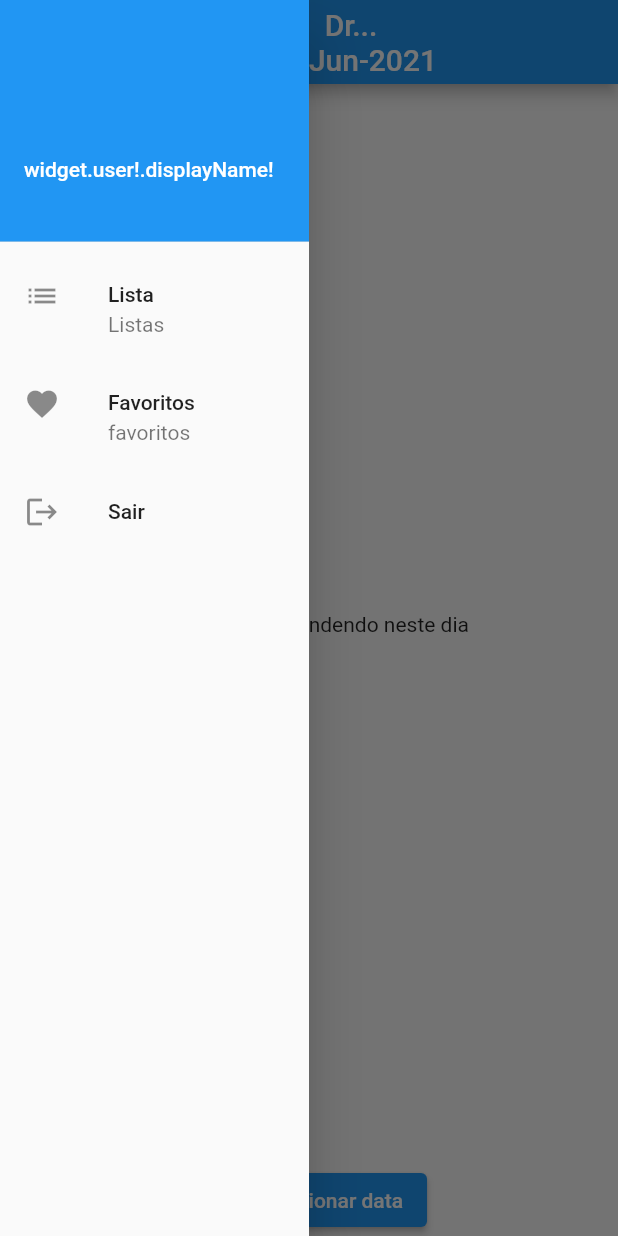
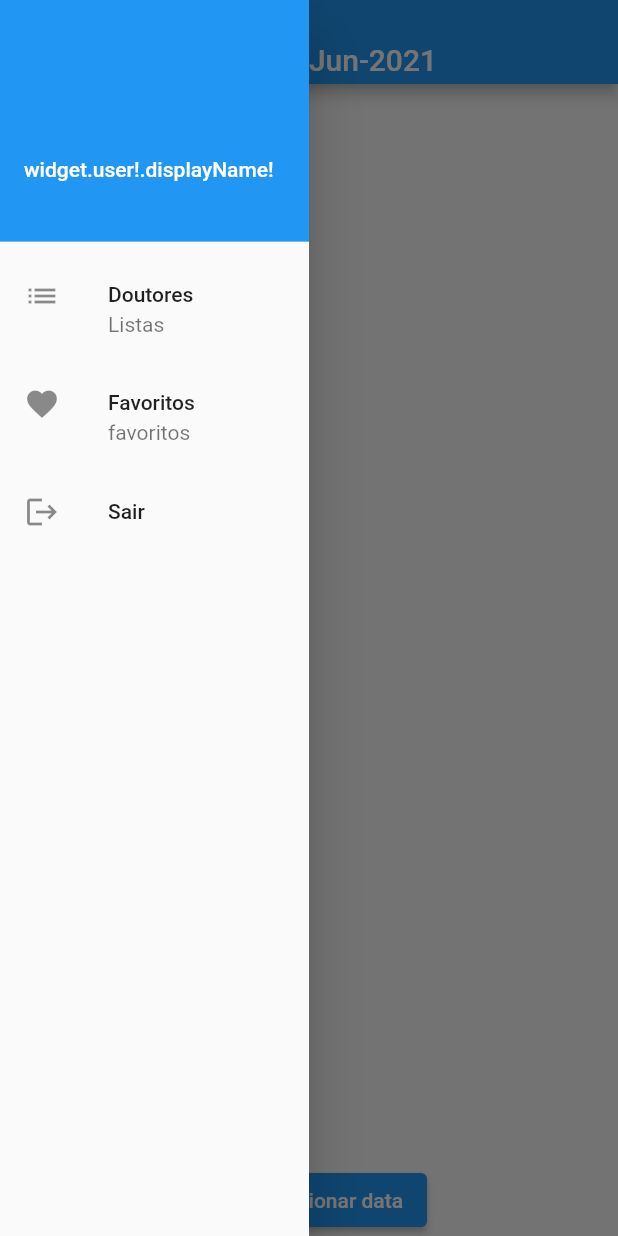
Before and after one commit to mgbarbieri/agenda, a Flutter app: the screen it shows once a user with an empty profile is signed in, with the side drawer open, on a phone screen of 412 x 824 dp. Run offline on Flutter 3.47's test engine with Material 2 defaults, Android fonts, the phone set to English and light mode, and no system bars; our stand-ins replace cloud_firestore, email_validator, firebase_auth, firebase_core; accounts and stored records are empty.

Commit message:
added list of docs

```diff
--- a/lib/views/Listings_screen.dart
+++ b/lib/views/Listings_screen.dart
@@ -1,4 +1,5 @@
 import 'package:agenda/widgets/consult.dart';
+import 'package:agenda/widgets/doc.dart';
 import 'package:firebase_auth/firebase_auth.dart';
 import 'package:flutter/material.dart';
 import 'package:intl/intl.dart';
@@ -13,6 +14,9 @@ class ListingsScreen extends StatefulWidget {
 
 class _ListingsScreenState extends State<ListingsScreen> {
   DateTime date = DateTime.now();
+  String doc = '';
+  String? docId;
+  bool _agenda = false;
 
   Future<void> pickDate(BuildContext context) async {
     final DateTime? selectedDate = await showDatePicker(
@@ -29,6 +33,14 @@ class _ListingsScreenState extends State<ListingsScreen> {
     });
   }
 
+  callback(newDocId, newDoc) {
+    setState(() {
+      docId = newDocId;
+      doc = newDoc;
+      _agenda = true;
+    });
+  }
+
   @override
   Widget build(BuildContext context) {
     return ScaffoldMessenger(
@@ -37,7 +49,7 @@ class _ListingsScreenState extends State<ListingsScreen> {
           title: Center(
             child: Column(
               children: [
-                Text('Dr...'),
+                Text(doc),
                 Text(DateFormat('dd-MMM-yyyy').format(date)),
               ],
             ),
@@ -59,15 +71,22 @@ class _ListingsScreenState extends State<ListingsScreen> {
                   ),
                   ListTile(
                     leading: Icon(Icons.list),
-                    title: Text('Lista'),
+                    title: Text('Doutores'),
                     subtitle: Text('Listas'),
-                    onTap: () {},
+                    onTap: () {
+                      setState(() {
+                        _agenda = false;
+                      });
+                      Navigator.pop(context);
+                    },
                   ),
                   ListTile(
                     leading: Icon(Icons.favorite),
                     title: Text('Favoritos'),
                     subtitle: Text('favoritos'),
-                    onTap: () {},
+                    onTap: () {
+                      Navigator.pop(context);
+                    },
                   ),
                   ListTile(
                     leading: Icon(Icons.logout),
@@ -86,9 +105,14 @@ class _ListingsScreenState extends State<ListingsScreen> {
           child: Column(
             mainAxisAlignment: MainAxisAlignment.end,
             children: [
-              Expanded(
-                child: Consult(DateFormat('dd-MMM-yyyy').format(date)),
-              ),
+              _agenda
+                  ? Expanded(
+                      child: Consult(
+                          DateFormat('dd-MMM-yyyy').format(date), docId),
+                    )
+                  : Expanded(
+                      child: Doc(callback),
+                    ),
               ElevatedButton.icon(
                 icon: Icon(Icons.date_range),
                 label: Text('Selecionar data'),
--- a/lib/widgets/consult.dart
+++ b/lib/widgets/consult.dart
@@ -3,13 +3,16 @@ import 'package:flutter/material.dart';
 
 class Consult extends StatelessWidget {
   final String date;
+  final String? docId;
 
-  Consult(this.date);
+  Consult(this.date, this.docId);
 
   @override
   Widget build(BuildContext context) {
     return StreamBuilder(
         stream: FirebaseFirestore.instance
+            .collection('people')
+            .doc(docId)
             .collection(date)
             .orderBy('time')
             .snapshots(),
--- /dev/null
+++ b/lib/widgets/doc.dart
@@ -0,0 +1,42 @@
+import 'package:cloud_firestore/cloud_firestore.dart';
+import 'package:flutter/material.dart';
+
+class Doc extends StatefulWidget {
+  final Function(String?, String?) callback;
+
+  Doc(this.callback);
+
+  @override
+  _DocState createState() => _DocState();
+}
+
+class _DocState extends State<Doc> {
+  @override
+  Widget build(BuildContext context) {
+    CollectionReference users = FirebaseFirestore.instance.collection('people');
+    return FutureBuilder(
+      future: users.get(),
+      builder: (ctx, AsyncSnapshot<QuerySnapshot> snapshot) {
+        if (snapshot.connectionState == ConnectionState.waiting) {
+          return Center(child: CircularProgressIndicator());
+        } else if (snapshot.error != null) {
+          return Center(child: Text('Ocorreu um erro!'));
+        } else {
+          final collection = snapshot.data!.docs;
+
+          return ListView.builder(
+            itemCount: collection.length,
+            itemBuilder: (ctx, i) => Card(
+              child: ListTile(
+                onTap: () {
+                  widget.callback(collection[i].id, collection[i].get('name'));
+                },
+                title: Text('${collection[i].get('name')}'),
+              ),
+            ),
+          );
+        }
+      },
+    );
+  }
+}
```
